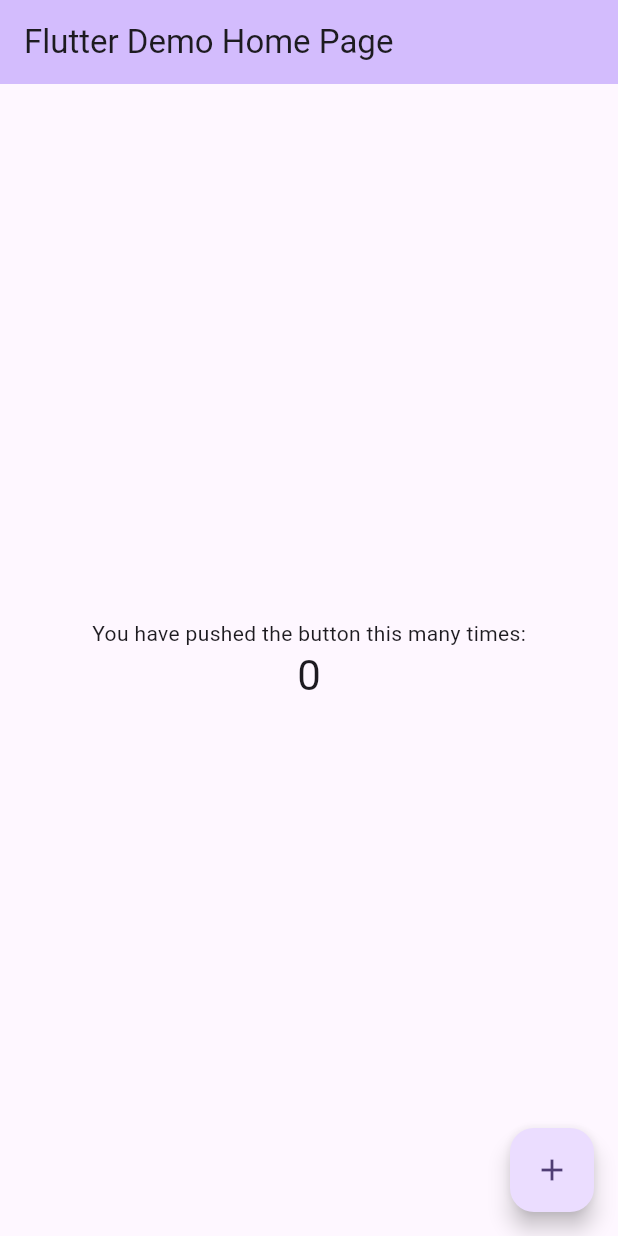
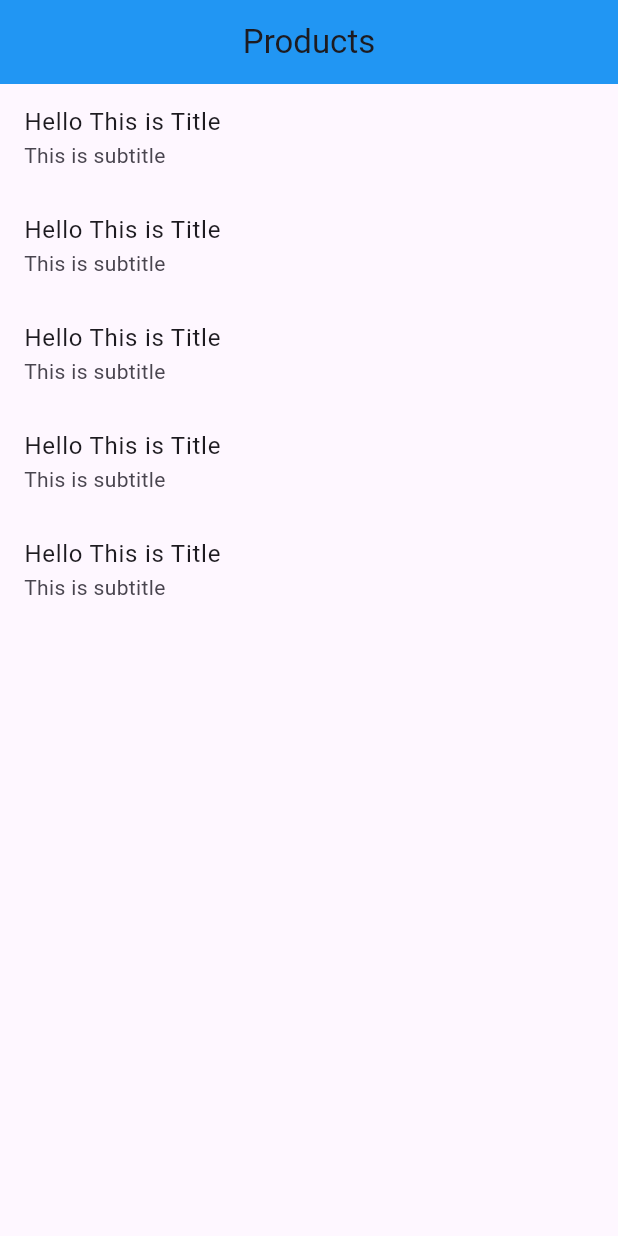
Before and after one commit to developerSajib88/Clean-Architecture, a Flutter app: the screen it shows after launch, on a phone screen of 412 x 824 dp. Run offline on Flutter 3.47's test engine with Material 3 defaults, Android fonts, the phone set to English and light mode, and no system bars; our stand-ins replace dartz, dio, equatable, flutter_bloc, get_it, logger.

```diff
--- /dev/null
+++ b/lib/application/app.dart
@@ -0,0 +1,14 @@
+import 'package:clean_architecture/features/products/presentation/pages/products_page.dart';
+import 'package:flutter/material.dart';
+
+class MyApp extends StatelessWidget {
+  const MyApp({super.key});
+
+  @override
+  Widget build(BuildContext context) {
+    return MaterialApp(
+      debugShowCheckedModeBanner: false,
+      home: ProductsPage(),
+    );
+  }
+}
--- /dev/null
+++ b/lib/features/products/presentation/pages/products_page.dart
@@ -0,0 +1,35 @@
+import 'package:clean_architecture/features/products/presentation/widgets/product_item_view.dart';
+import 'package:flutter/material.dart';
+
+class ProductsPage extends StatelessWidget {
+  const ProductsPage({super.key});
+
+  @override
+  Widget build(BuildContext context) {
+    return Scaffold(
+      appBar: AppBar(
+        title: Text("Products"),
+        centerTitle: true,
+        backgroundColor: Colors.blue,
+      ),
+      body: Container(
+        width: double.infinity,
+        height: double.infinity,
+        child: Column(
+          children: [
+            Expanded(
+              child: ListView.builder(
+                  itemCount: 5,
+                  itemBuilder: (context, index) => ProductItemView(
+                        image: "",
+                        title: "",
+                        subtitle: "",
+                        price: 100,
+                      )),
+            )
+          ],
+        ),
+      ),
+    );
+  }
+}
--- /dev/null
+++ b/lib/features/products/presentation/widgets/product_item_view.dart
@@ -0,0 +1,22 @@
+import 'package:flutter/material.dart';
+
+class ProductItemView extends StatelessWidget {
+  final String image;
+  final num price;
+  final String title;
+  final String subtitle;
+  const ProductItemView(
+      {super.key,
+      required this.title,
+      required this.subtitle,
+      required this.image,
+      required this.price});
+
+  @override
+  Widget build(BuildContext context) {
+    return ListTile(
+      title: Text("Hello This is Title"),
+      subtitle: Text("This is subtitle"),
+    );
+  }
+}
--- a/lib/main.dart
+++ b/lib/main.dart
@@ -1,3 +1,4 @@
+import 'package:clean_architecture/application/app.dart';
 import 'package:clean_architecture/core/service_locator/service_locator.dart';
 import 'package:flutter/material.dart';
 
@@ -6,120 +7,3 @@ void main() {
   initServiceLocator();
   runApp(const MyApp());
 }
-
-class MyApp extends StatelessWidget {
-  const MyApp({super.key});
-
-  // This widget is the root of your application.
-  @override
-  Widget build(BuildContext context) {
-    return MaterialApp(
-      title: 'Flutter Demo',
-      theme: ThemeData(
-        // This is the theme of your application.
-        //
-        // TRY THIS: Try running your application with "flutter run". You'll see
-        // the application has a purple toolbar. Then, without quitting the app,
-        // try changing the seedColor in the colorScheme below to Colors.green
-        // and then invoke "hot reload" (save your changes or press the "hot
-        // reload" button in a Flutter-supported IDE, or press "r" if you used
-        // the command line to start the app).
-        //
-        // Notice that the counter didn't reset back to zero; the application
-        // state is not lost during the reload. To reset the state, use hot
-        // restart instead.
-        //
-        // This works for code too, not just values: Most code changes can be
-        // tested with just a hot reload.
-        colorScheme: ColorScheme.fromSeed(seedColor: Colors.deepPurple),
-      ),
-      home: const MyHomePage(title: 'Flutter Demo Home Page'),
-    );
-  }
-}
-
-class MyHomePage extends StatefulWidget {
-  const MyHomePage({super.key, required this.title});
-
-  // This widget is the home page of your application. It is stateful, meaning
-  // that it has a State object (defined below) that contains fields that affect
-  // how it looks.
-
-  // This class is the configuration for the state. It holds the values (in this
-  // case the title) provided by the parent (in this case the App widget) and
-  // used by the build method of the State. Fields in a Widget subclass are
-  // always marked "final".
-
-  final String title;
-
-  @override
-  State<MyHomePage> createState() => _MyHomePageState();
-}
-
-class _MyHomePageState extends State<MyHomePage> {
-  int _counter = 0;
-
-  void _incrementCounter() {
-    setState(() {
-      // This call to setState tells the Flutter framework that something has
-      // changed in this State, which causes it to rerun the build method below
-      // so that the display can reflect the updated values. If we changed
-      // _counter without calling setState(), then the build method would not be
-      // called again, and so nothing would appear to happen.
-      _counter++;
-    });
-  }
-
-  @override
-  Widget build(BuildContext context) {
-    // This method is rerun every time setState is called, for instance as done
-    // by the _incrementCounter method above.
-    //
-    // The Flutter framework has been optimized to make rerunning build methods
-    // fast, so that you can just rebuild anything that needs updating rather
-    // than having to individually change instances of widgets.
-    return Scaffold(
-      appBar: AppBar(
-        // TRY THIS: Try changing the color here to a specific color (to
-        // Colors.amber, perhaps?) and trigger a hot reload to see the AppBar
-        // change color while the other colors stay the same.
-        backgroundColor: Theme.of(context).colorScheme.inversePrimary,
-        // Here we take the value from the MyHomePage object that was created by
-        // the App.build method, and use it to set our appbar title.
-        title: Text(widget.title),
-      ),
-      body: Center(
-        // Center is a layout widget. It takes a single child and positions it
-        // in the middle of the parent.
-        child: Column(
-          // Column is also a layout widget. It takes a list of children and
-          // arranges them vertically. By default, it sizes itself to fit its
-          // children horizontally, and tries to be as tall as its parent.
-          //
-          // Column has various properties to control how it sizes itself and
-          // how it positions its children. Here we use mainAxisAlignment to
-          // center the children vertically; the main axis here is the vertical
-          // axis because Columns are vertical (the cross axis would be
-          // horizontal).
-          //
-          // TRY THIS: Invoke "debug painting" (choose the "Toggle Debug Paint"
-          // action in the IDE, or press "p" in the console), to see the
-          // wireframe for each widget.
-          mainAxisAlignment: MainAxisAlignment.center,
-          children: <Widget>[
-            const Text('You have pushed the button this many times:'),
-            Text(
-              '$_counter',
-              style: Theme.of(context).textTheme.headlineMedium,
-            ),
-          ],
-        ),
-      ),
-      floatingActionButton: FloatingActionButton(
-        onPressed: _incrementCounter,
-        tooltip: 'Increment',
-        child: const Icon(Icons.add),
-      ), // This trailing comma makes auto-formatting nicer for build methods.
-    );
-  }
-}
```
Also changed, not shown: lib/features/products/data/repositories/product_repository_impl.dart (+4 -5 lines), lib/features/products/presentation/bloc/product_bloc.dart (added, +10 -0 lines), lib/features/products/presentation/bloc/product_event.dart (added, +17 -0 lines), lib/features/products/presentation/bloc/product_state.dart (added, +31 -0 lines), 1 other file.
